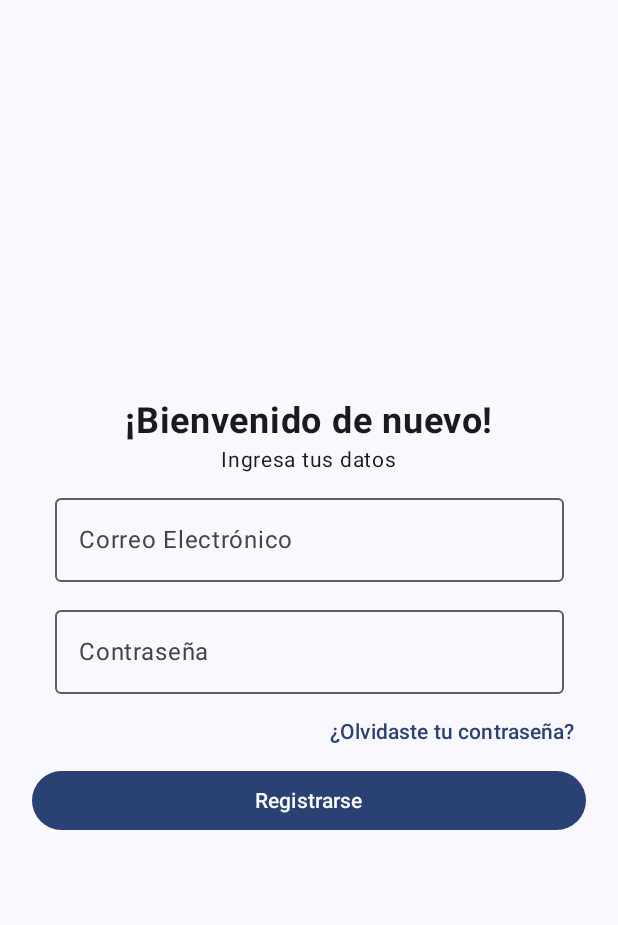
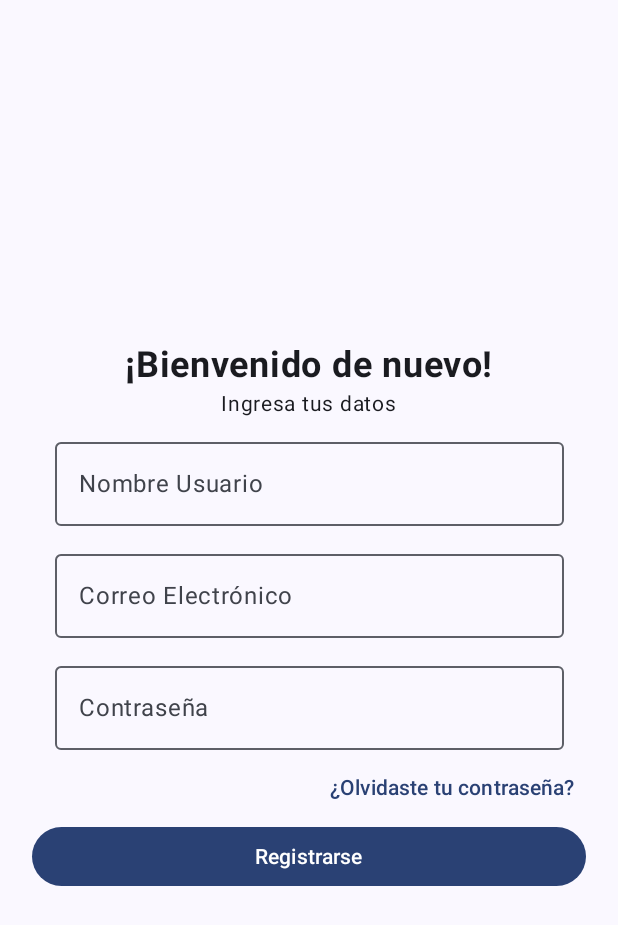
Before and after one commit to Maria-Villafuerte/Proyecto_1_GenioCo, an Android app built with Jetpack Compose: the RegisterScreen screen opened through its navigation route, after a tap on "Registrarse", on a phone screen of 412 x 824 dp. Shown: the top 925 px of the screen. Run offline under Robolectric (Android 15) with nearby library versions, the phone set to English and light mode, and no system bars; our stand-ins replace Firebase (no records; nobody signed in at launch, a user with empty details on screens opened directly); 7 statements that could not run were skipped.

Commit message:
Actualización en registro de usuarios

```diff
--- a/Proyecto_1/app/src/main/java/com/example/proyecto_1/Networking/prueba_datos.kt
+++ b/Proyecto_1/app/src/main/java/com/example/proyecto_1/Networking/prueba_datos.kt
@@ -68,19 +68,17 @@ fun prueba_datos(){
                 .fillMaxWidth()
                 .padding(16.dp)
         )
+
         val context = LocalContext.current
         Button(
             onClick = {
                 val usersRef = database.reference.child("Usuarios")
                 val userRef = usersRef.child(name)
-                val usuario = User(id,name,mail,password, Clases = clases)
+                val usuario = User(id,name)
                 userRef.setValue(usuario)
                 Toast.makeText(context, "Save user", Toast.LENGTH_SHORT).show()
                 name = ""
                 id = ""
-                mail = ""
-                password= ""
-                inputText= ""
             },
             modifier = Modifier.padding(30.dp)
         ) {
--- a/Proyecto_1/app/src/main/java/com/example/proyecto_1/ui/register/view/register.kt
+++ b/Proyecto_1/app/src/main/java/com/example/proyecto_1/ui/register/view/register.kt
@@ -2,10 +2,15 @@ package com.example.proyecto_1.ui.register.view
 
 import android.widget.Toast
 import androidx.compose.foundation.layout.*
+import androidx.compose.material.icons.Icons
+import androidx.compose.material.icons.filled.AccountCircle
+import androidx.compose.material.icons.filled.Info
+import androidx.compose.material.icons.rounded.AccountCircle
 import androidx.compose.material3.*
 import androidx.compose.runtime.*
 import androidx.compose.ui.Alignment
 import androidx.compose.ui.Modifier
+import androidx.compose.ui.graphics.vector.ImageVector
 import androidx.compose.ui.platform.LocalContext
 import androidx.compose.ui.res.stringResource
 import androidx.compose.ui.text.font.FontWeight
@@ -18,6 +23,9 @@ import com.example.proyecto_1.models.Clase
 import com.example.proyecto_1.models.User
 import com.example.proyecto_1.navigation.NavigationState
 import com.google.firebase.Firebase
+import com.google.firebase.database.DataSnapshot
+import com.google.firebase.database.DatabaseError
+import com.google.firebase.database.ValueEventListener
 import com.google.firebase.database.database
 
 @OptIn(ExperimentalMaterial3Api::class)
@@ -26,6 +34,9 @@ fun RegisterScreen(navController: NavController) {
     val database = Firebase.database
     var email by remember { mutableStateOf("") }
     var password by remember { mutableStateOf("") }
+    var name by remember { mutableStateOf("") }
+    var total_datos by remember { mutableStateOf("") }
+
 
     Column(
         modifier = Modifier
@@ -45,19 +56,28 @@ fun RegisterScreen(navController: NavController) {
             fontSize = 14.sp,
             modifier = Modifier.align(Alignment.CenterHorizontally)
         )
+        OutlinedTextField(
+            value = name,
+            onValueChange = {newText -> name = newText},
+            label = {Text("Nombre Usuario") },
+            modifier = Modifier
+                .width(350.dp)
+                .padding(5.dp)
+        )
 
         OutlinedTextField(
             value = email,
-            onValueChange = { email = it },
+            onValueChange = {newText -> email = newText},
             label = {Text(stringResource(R.string.correo)) },
             modifier = Modifier
                 .width(350.dp)
                 .padding(5.dp)
         )
 
+
         OutlinedTextField(
             value = password,
-            onValueChange = { password = it },
+            onValueChange = { newText -> password = newText },
             label = { Text( stringResource(R.string.contra))},
             modifier = Modifier
                 .width(350.dp)
@@ -68,17 +88,40 @@ fun RegisterScreen(navController: NavController) {
                 .height(40.dp))
         {Text(stringResource(R.string.contra_1)) }
         val context = LocalContext.current
+        val openAlertDialog = remember { mutableStateOf(false) }
+        val usersRef = database.reference.child("Usuarios")
 
+        usersRef.addListenerForSingleValueEvent(object : ValueEventListener {
+            override fun onDataChange(snapshot: DataSnapshot) {
+                // El recuento total de nodos bajo "Usuarios"
+                val totalDatos = snapshot.childrenCount.toString()
+                total_datos= totalDatos
+            }
+
+            override fun onCancelled(error: DatabaseError) {
+                // Manejar el error si ocurre
+                println("Error al obtener el recuento: ${error.message}")
+            }
+        })
         Button(
             onClick = {
-                val usersRef = database.reference.child("Usuarios")
-                val userRef = usersRef.child(email)
-                val usuario = User(email,password)
-                userRef.setValue(usuario)
-                Toast.makeText(context, "Save user", Toast.LENGTH_SHORT).show()
+                val userRef = usersRef.child(total_datos)  //Pone Id
+                val usuario = User(id = total_datos,name=name,mail = email, password = password)
+
+                //Guarda el dato como un hijo del total que se rige por Email
+                if (usuario.name != "") {
+                    userRef.setValue(usuario)
+                    Toast.makeText(context, "Save user" , Toast.LENGTH_SHORT).show()
+
+                }
+                else {
+                    Toast.makeText(context, "No existen datos" , Toast.LENGTH_SHORT).show()
+                }
+                total_datos = ""
                 email = ""
                 password = ""
-                navController.navigate(route = NavigationState.Home.route)
+                name = ""
+                openAlertDialog.value = true
                       },
             modifier = Modifier
                 .fillMaxWidth()
@@ -87,12 +130,79 @@ fun RegisterScreen(navController: NavController) {
                 .padding(5.dp)
         ) {
             Text(stringResource(R.string.registro))
+        }
 
-        }
 
     }
 }
-@Composable
-fun DialogBox2FA() {
 
-}
+// navController.navigate(route = NavigationState.Home.route)
+
+
+
+
+/*
+        if (openAlertDialog.value) {
+            AlertDialog(
+                icon = {
+                    Icon(Icons.Rounded.AccountCircle, contentDescription = "Example Icon")
+                },
+                title = {
+                    Text(text = "¿Como quieres que te llamemos?")
+                }        ,
+                text = {
+                    OutlinedTextField(
+                        value = name,
+                        onValueChange = { name = it },
+                        label = {Text("nombre") },
+                        modifier = Modifier
+                            .width(350.dp)
+                            .padding(5.dp)
+                    )
+                },
+                onDismissRequest = {
+                    openAlertDialog.value = false
+                },
+                confirmButton = {
+                    TextButton(
+                        onClick = {
+                            val updates = mapOf<String, Any>(
+                                "nombre" to name,
+                            )
+                            userRef_3.orderByChild("name").equalTo("name").addListenerForSingleValueEvent(
+                                object : ValueEventListener {
+                                    override fun onDataChange(snapshot: DataSnapshot) {
+                                        for (userSnapshot in snapshot.children) {
+                                            // Obtener la referencia del usuario específico
+                                            val userRef = userSnapshot.ref
+
+                                            // Actualizar los datos del usuario
+                                            userRef.updateChildren(updates)
+                                                .addOnSuccessListener {
+                                                    // La actualización fue exitosa
+                                                    Toast.makeText(context, "Nombre actualizado", Toast.LENGTH_SHORT).show()
+                                                }
+                                                .addOnFailureListener {
+                                                    // Hubo un error en la actualización
+                                                    Toast.makeText(context, "Error al actualizar el nombre", Toast.LENGTH_SHORT).show()
+                                                }
+                                        }
+                                    }
+
+                                    override fun onCancelled(error: DatabaseError) {
+                                        // Manejar la cancelación si es necesario
+                                    }
+                                })
+                            println("Confirmation registered")
+                            name=""
+                            //navController.navigate(route = "HomeScreen/${usuario.id}")
+                            openAlertDialog.value = false
+                        }
+                    ) {
+                        Text("Confirm")
+
+                    }
+                }
+            )
+        }
+ */
```
